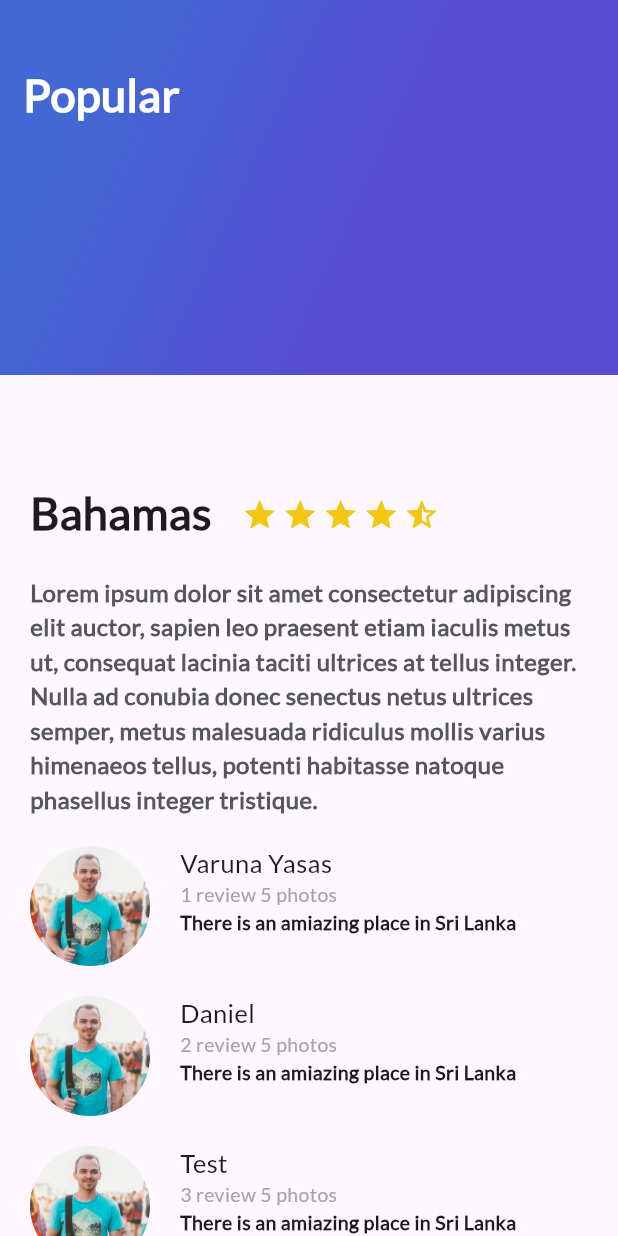
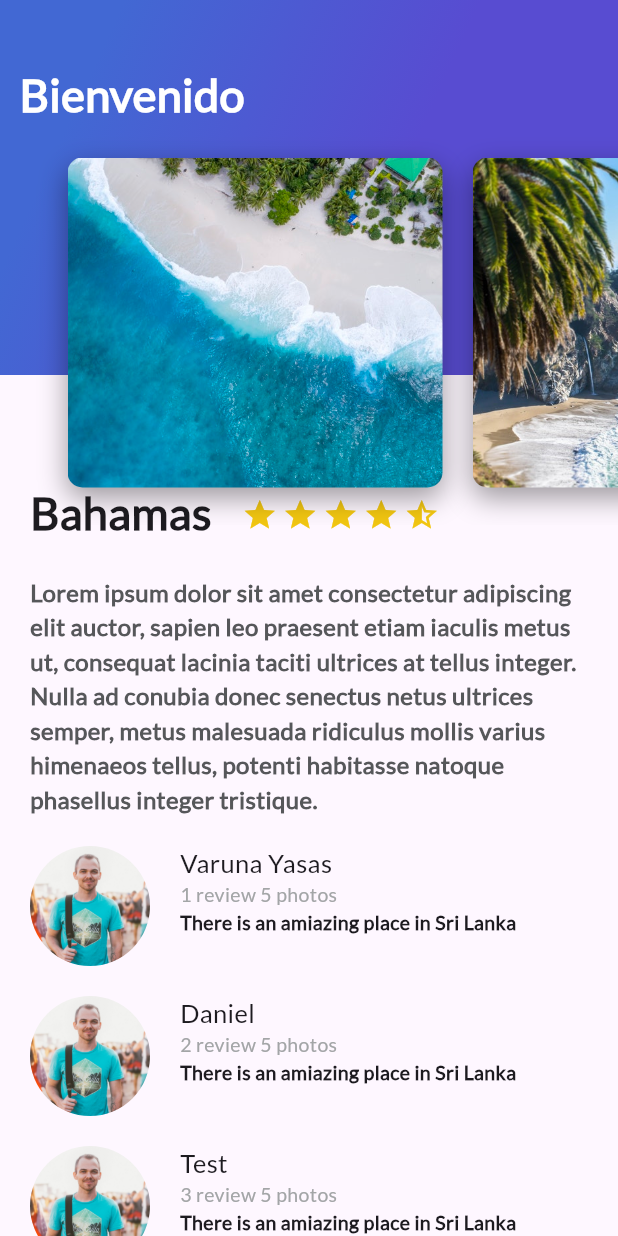
Before and after one commit to dpaggiola/curso-flutter, a Flutter app: the screen it shows after launch, on a phone screen of 412 x 824 dp. Run offline on Flutter 3.47's test engine with Material 3 defaults, Android fonts, the phone set to English and light mode, and no system bars.

Commit message:
Clase 32

```diff
--- /dev/null
+++ b/platzi_trips_app/lib/card_image_list.dart
@@ -0,0 +1,24 @@
+import 'package:flutter/material.dart';
+import 'package:platzi_trips_app/card_image.dart';
+
+class CardImageList extends StatelessWidget {
+  const CardImageList({super.key});
+
+  @override
+  Widget build(BuildContext context) {
+    return Container(
+      height: 350,
+      child: ListView(
+        padding: const EdgeInsets.all(25),
+        scrollDirection: Axis.horizontal,
+        children: <Widget>[
+          CardImage("assets/img/beach.jpeg"),
+          CardImage("assets/img/beach_palm.jpeg"),
+          CardImage("assets/img/mountain.jpeg"),
+          CardImage("assets/img/river.jpeg"),
+          CardImage("assets/img/sunset.jpeg"),
+        ],
+      ),
+    );
+  }
+}
--- /dev/null
+++ b/platzi_trips_app/lib/header_appbar.dart
@@ -0,0 +1,17 @@
+import 'package:flutter/material.dart';
+import 'package:platzi_trips_app/card_image_list.dart';
+import 'package:platzi_trips_app/gradient_back.dart';
+
+class HeaderAppBar extends StatelessWidget {
+  const HeaderAppBar({super.key});
+
+  @override
+  Widget build(BuildContext context) {
+    return Stack(
+      children: <Widget>[
+        GradientBack("Bienvenido"),
+        const CardImageList(),
+      ],
+    );
+  }
+}
--- a/platzi_trips_app/lib/main.dart
+++ b/platzi_trips_app/lib/main.dart
@@ -1,5 +1,6 @@
 import 'package:flutter/material.dart';
 import 'package:platzi_trips_app/gradient_back.dart';
+import 'package:platzi_trips_app/header_appbar.dart';
 import 'package:platzi_trips_app/review.dart';
 import 'package:platzi_trips_app/review_list.dart';
 import 'description_place.dart';
@@ -44,7 +45,7 @@ class MyApp extends StatelessWidget {
                 const ReviewList(),
               ],
             ),
-            GradientBack("Popular"),
+            const HeaderAppBar(),
           ],
         ),
       ),
```
